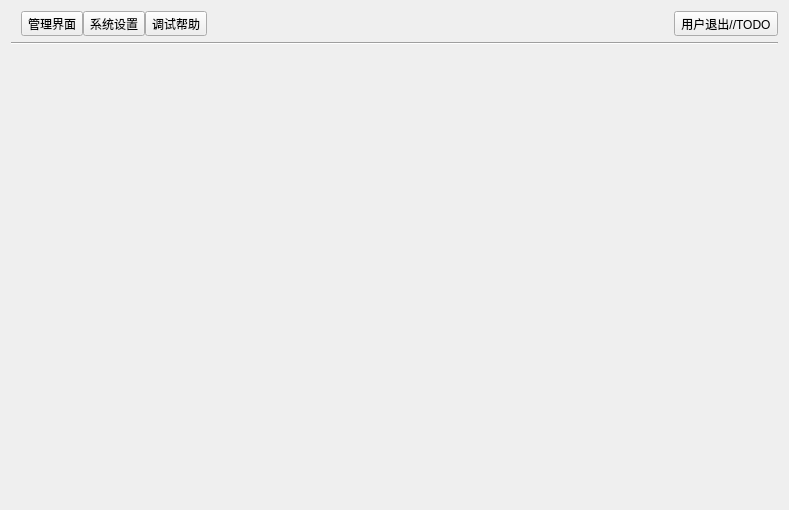
Before: the Qt Designer form main/mainwidget.ui in ylxcvvan/Supermarket-Commodity-Management-System, drawn with Qt 5.
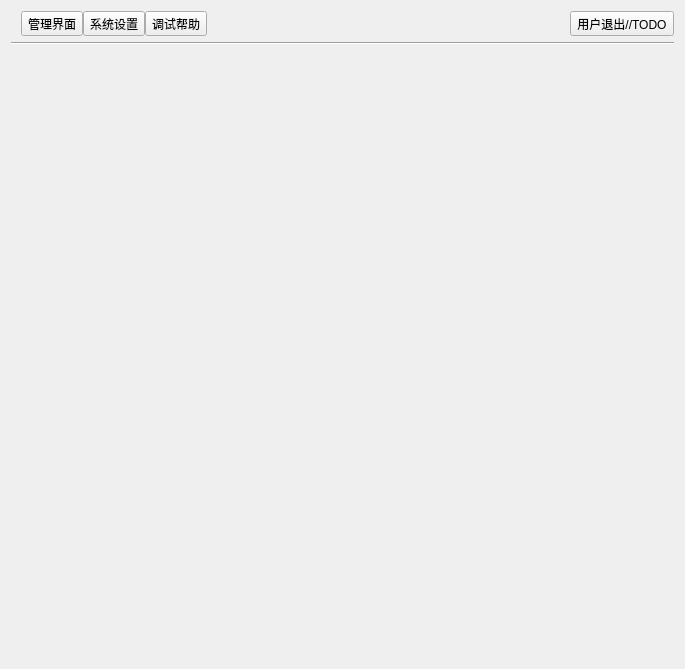
After: the same form once the commit is applied.

Patch:
```diff
--- a/main/mainwidget.ui
+++ b/main/mainwidget.ui
@@ -6,8 +6,8 @@
    <rect>
     <x>0</x>
     <y>0</y>
-    <width>789</width>
-    <height>510</height>
+    <width>685</width>
+    <height>669</height>
    </rect>
   </property>
   <property name="windowTitle">
```
